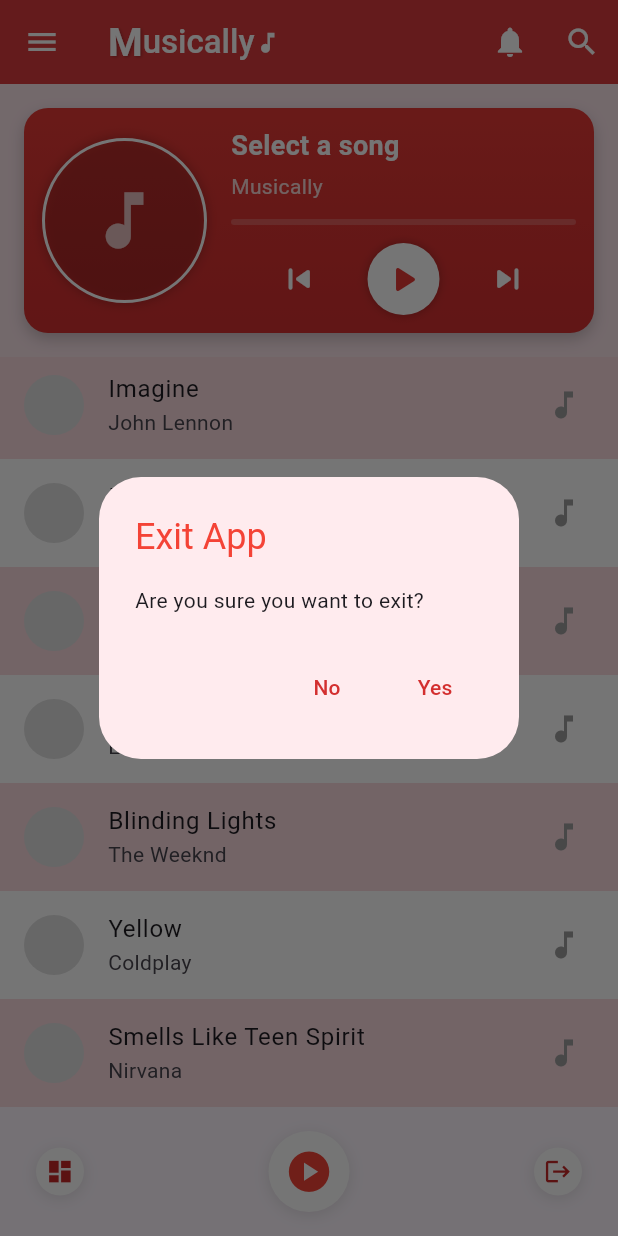
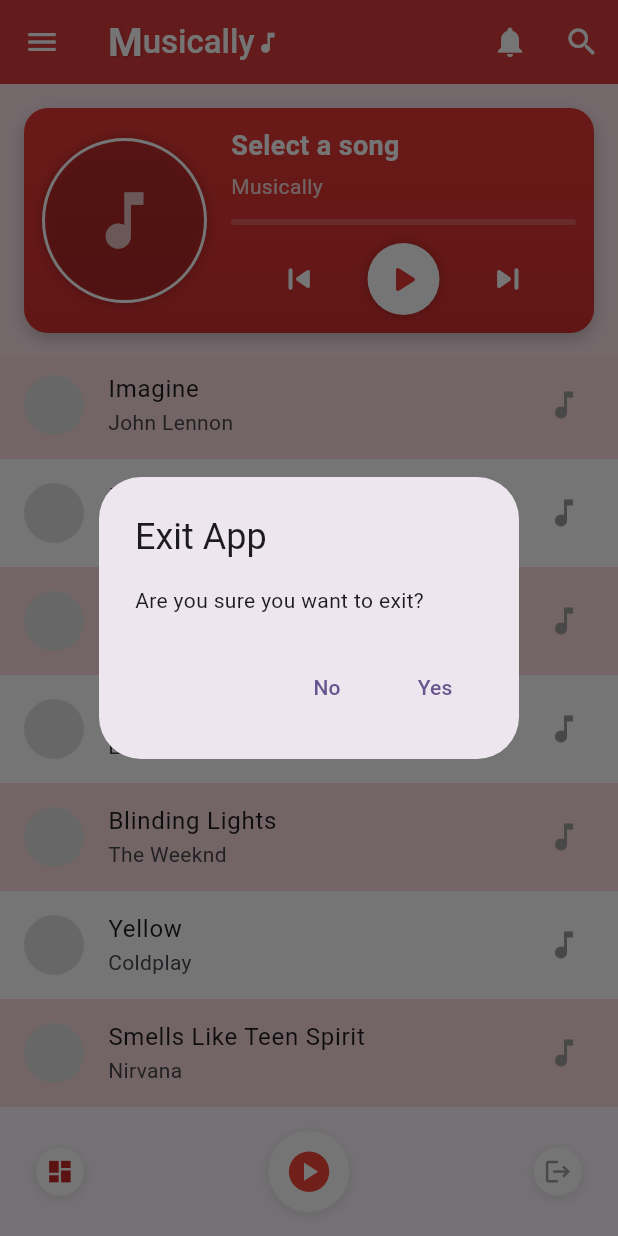
Before and after one commit to mrkrynbltr/flutter_widget, a Flutter app: the screen it shows after launch, scrolled down 76 dp, after a tap on the "logout" icon, on a phone screen of 412 x 824 dp. Run offline on Flutter 3.47's test engine with Material 3 defaults, Android fonts, the phone set to English and light mode, and no system bars; our stand-ins replace just_audio, palette_generator; missing offline and left inert: audio_session; network calls fail.

Commit message:
Refactor home screen layout and improve audio player functionality

```diff
--- a/lib/screens/home_screen.dart
+++ b/lib/screens/home_screen.dart
@@ -1,4 +1,5 @@
 import 'package:flutter/material.dart';
+import 'package:flutter/services.dart';
 import 'package:just_audio/just_audio.dart';
 import 'package:audio_session/audio_session.dart';
 import 'package:palette_generator/palette_generator.dart';
@@ -36,12 +37,12 @@ class _MyHomeScreenState extends State<MyHomeScreen>
   }
 
   Future<void> _extractColorsFromAlbumArt() async {
-    if (currentSongIndex == null || songs[currentSongIndex!].coverImage == null) {
+    if (currentSongIndex == null ||
+        songs[currentSongIndex!].coverImage == null) {
       return;
     }
 
-    setState(() {
-    });
+    setState(() {});
 
     try {
       ImageProvider imageProvider;
@@ -69,7 +70,6 @@ class _MyHomeScreenState extends State<MyHomeScreen>
           _textColor = _primaryColor.computeLuminance() > 0.5
               ? Colors.black
               : Colors.white;
-
         });
       }
     } catch (e) {
@@ -188,13 +188,6 @@ class _MyHomeScreenState extends State<MyHomeScreen>
     super.dispose();
   }
 
-  String _formatDuration(Duration duration) {
-    String twoDigits(int n) => n.toString().padLeft(2, '0');
-    String twoDigitMinutes = twoDigits(duration.inMinutes.remainder(60));
-    String twoDigitSeconds = twoDigits(duration.inSeconds.remainder(60));
-    return "$twoDigitMinutes:$twoDigitSeconds";
-  }
-
   @override
   Widget build(BuildContext context) {
     return Scaffold(
@@ -300,46 +293,7 @@ class _MyHomeScreenState extends State<MyHomeScreen>
           ],
         ),
       ),
-      bottomNavigationBar: Column(
-        mainAxisSize: MainAxisSize.min,
-        children: [
-          if (currentSongIndex != null)
-            StreamBuilder<Duration>(
-              stream: _audioPlayer.positionStream,
-              builder: (context, snapshot) {
-                final position = snapshot.data ?? Duration.zero;
-                final duration = _audioPlayer.duration ?? Duration.zero;
-                return Column(
-                  mainAxisSize: MainAxisSize.min,
-                  children: [
-                    Padding(
-                      padding: const EdgeInsets.symmetric(horizontal: 16),
-                      child: Row(
-                        mainAxisAlignment: MainAxisAlignment.spaceBetween,
-                        children: [
-                          Text(_formatDuration(position)),
-                          Text(_formatDuration(duration)),
-                        ],
-                      ),
-                    ),
-                    Slider(
-                      value: position.inMilliseconds.toDouble(),
-                      max: duration.inMilliseconds > 0
-                          ? duration.inMilliseconds.toDouble()
-                          : 1.0,
-                      activeColor: _primaryColor,
-                      onChanged: (value) {
-                        _audioPlayer.seek(
-                          Duration(milliseconds: value.toInt()),
-                        );
-                      },
-                    ),
-                  ],
-                );
-              },
-            ),
-
-          Padding(
+      bottomNavigationBar: Padding(
         padding: const EdgeInsets.symmetric(horizontal: 24, vertical: 16.0),
         child: Row(
           mainAxisAlignment: MainAxisAlignment.spaceBetween,
@@ -366,34 +320,23 @@ class _MyHomeScreenState extends State<MyHomeScreen>
 
             MyIcon(
               Icons.logout,
-                  color: Colors.red.shade800,
               onTap: () {
                 showDialog(
                   context: context,
                   builder: (BuildContext context) {
                     return AlertDialog(
-                          backgroundColor: Colors.red.shade50,
-                          title: const Text(
-                            'Exit App',
-                            style: TextStyle(color: Colors.red),
-                          ),
+                      title: const Text('Exit App'),
                       content: const Text('Are you sure you want to exit?'),
                       actions: <Widget>[
                         TextButton(
                           onPressed: () => Navigator.of(context).pop(false),
-                              child: Text(
-                                'No',
-                                style: TextStyle(color: Colors.red.shade700),
-                              ),
+                          child: const Text('No'),
                         ),
                         TextButton(
                           onPressed: () {
-                                Navigator.of(context).pop(true);
+                            SystemNavigator.pop();
                           },
-                              child: Text(
-                                'Yes',
-                                style: TextStyle(color: Colors.red.shade700),
-                              ),
+                          child: const Text('Yes'),
                         ),
                       ],
                     );
@@ -404,8 +347,8 @@ class _MyHomeScreenState extends State<MyHomeScreen>
           ],
         ),
       ),
-        ],
-      ),
     );
   }
+
+  import(String s) {}
 }
```
Lines whose indentation alone changed are shown as unchanged.
